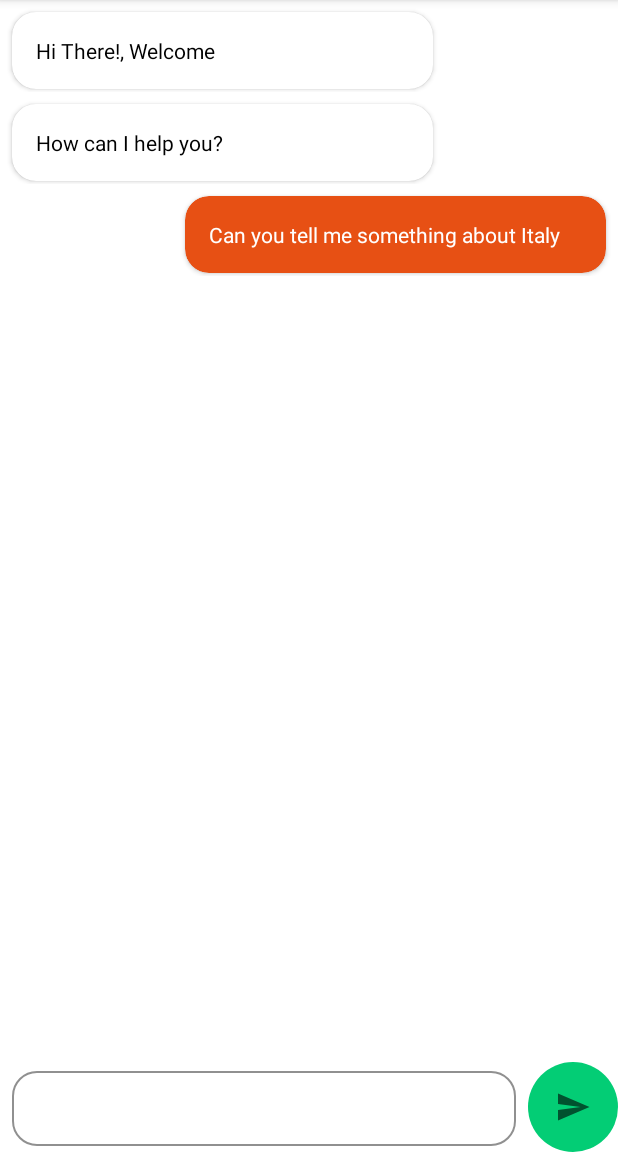
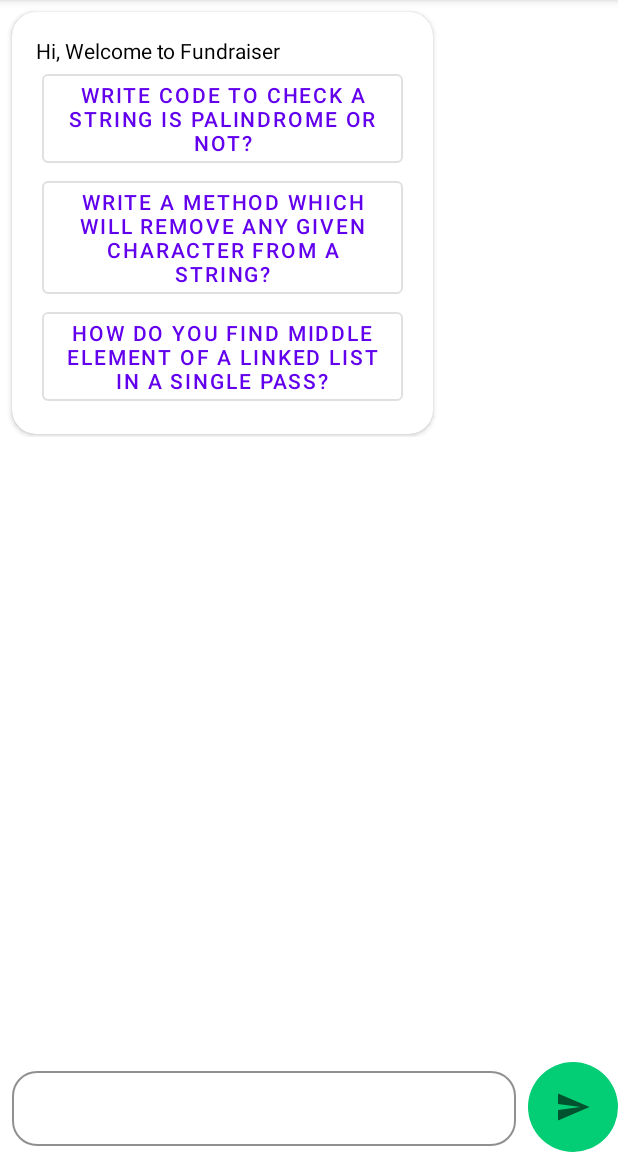
Before and after one commit to Azam-IT-Android/Chatbot, an Android app: the screen it shows after launch (MainActivity), on a phone screen of 412 x 824 dp, the part 84-1236 px from its top. Run offline under Robolectric (Android 15) with nearby library versions, the phone set to English and light mode, and no system bars.

Commit message:
added chatbot answer feature

```diff
--- /dev/null
+++ b/app/src/main/java/com/example/chatbot/AnswersAdapter.kt
@@ -0,0 +1,29 @@
+package com.example.chatbot
+
+import android.view.LayoutInflater
+import android.view.View
+import android.view.ViewGroup
+import androidx.recyclerview.widget.RecyclerView
+import kotlinx.android.synthetic.main.answer_item_layout.view.*
+
+class AnswersAdapter(val answers: Array<String>, val onAnswerClick:(String)->Unit): RecyclerView.Adapter<AnswersAdapter.AnswerItemViewHolder>() {
+
+    class AnswerItemViewHolder(itemView: View) : RecyclerView.ViewHolder(itemView)
+
+    override fun onCreateViewHolder(parent: ViewGroup, viewType: Int): AnswerItemViewHolder {
+        val inflater = LayoutInflater.from(parent.context)
+        val view = inflater.inflate(R.layout.answer_item_layout, parent, false)
+        return AnswerItemViewHolder(view)
+    }
+
+    override fun onBindViewHolder(holder: AnswerItemViewHolder, position: Int) {
+        holder.itemView.answer_option_button.text = answers[position]
+        holder.itemView.answer_option_button.setOnClickListener {
+            onAnswerClick(answers[position])
+        }
+    }
+
+    override fun getItemCount(): Int {
+        return answers.size
+    }
+}
--- /dev/null
+++ b/app/src/main/java/com/example/chatbot/ChatbotApi.kt
@@ -0,0 +1,19 @@
+package com.example.chatbot
+
+class ChatbotApi {
+
+
+    val queryMap = hashMapOf<String, String>(
+            "Write code to check a String is palindrome or not?" to "A palindrome is those String whose reverse is equal to the original. This can be done by using either StringBuffer reverse() method or by technique demonstrated in the solution here.",
+            "Write a method which will remove any given character from a String?" to "you can remove a given character from String by converting it into a character array and then using substring() method for removing them from output string.",
+            "How do you find middle element of a linked list in a single pass?" to "To answer this programming question I would say you start with a simple solution on which you traverse the LinkedList until you find the tail of linked list where it points to null to find the length of the linked list and then reiterating till middle.\n" +
+                    "\n" +
+                    "After this answer interviewer will ask you to find the middle element in single pass and there you can explain that by doing space-time trade-off you can use two pointers one incrementing one step at a time and other incrementing two-step a time, so when the first pointer reaches end of linked second pointer will point to the middle element.\n"
+
+    )
+
+    fun processOption(selectedOption: String): String {
+        return queryMap[selectedOption]?:"Sorry I don't understand your quesion"
+    }
+
+}
--- a/app/src/main/java/com/example/chatbot/ChatsAdapter.kt
+++ b/app/src/main/java/com/example/chatbot/ChatsAdapter.kt
@@ -3,20 +3,26 @@ package com.example.chatbot
 import android.view.LayoutInflater
 import android.view.View
 import android.view.ViewGroup
+import androidx.recyclerview.widget.LinearLayoutManager
 import androidx.recyclerview.widget.RecyclerView
 import kotlinx.android.synthetic.main.chatbot_chat_item.view.*
+import kotlinx.android.synthetic.main.question_item_layout.view.*
 import kotlinx.android.synthetic.main.user_chat_item.view.*
 
-class ChatsAdapter: RecyclerView.Adapter<RecyclerView.ViewHolder>() {
+class ChatsAdapter(val answerClick: (String)->Unit): RecyclerView.Adapter<RecyclerView.ViewHolder>() {
 
     class UserChatViewHolder(itemView: View) : RecyclerView.ViewHolder(itemView)
     class ChatbotChatViewHolder(itemView: View) : RecyclerView.ViewHolder(itemView)
+    class QuestionViewHolder(itemView: View): RecyclerView.ViewHolder(itemView)
 
     override fun onCreateViewHolder(parent: ViewGroup, viewType: Int): RecyclerView.ViewHolder {
         val layoutInflater = LayoutInflater.from(parent.context)
         return if(viewType == USER_TYPE){
             val view = layoutInflater.inflate(R.layout.user_chat_item, parent, false)
             UserChatViewHolder(view)
+        } else if(viewType == QUESTION_TYPE){
+            val view = layoutInflater.inflate(R.layout.question_item_layout, parent, false)
+            QuestionViewHolder(view)
         } else{
             val view = layoutInflater.inflate(R.layout.chatbot_chat_item, parent, false)
             ChatbotChatViewHolder(view)
@@ -29,6 +35,10 @@ class ChatsAdapter: RecyclerView.Adapter<RecyclerView.ViewHolder>() {
             holder.itemView.message_text.text = chatItem.text
         } else if(chatItem is ChatbotItem){
             holder.itemView.chatbot_text.text = chatItem.text
+        } else if(chatItem is QuestionItem){
+            holder.itemView.question_text.text = chatItem.question
+            holder.itemView.answers_list.adapter = AnswersAdapter(chatItem.options, answerClick)
+            holder.itemView.answers_list.layoutManager = LinearLayoutManager(holder.itemView.context)
         }
     }
 
@@ -39,12 +49,15 @@ class ChatsAdapter: RecyclerView.Adapter<RecyclerView.ViewHolder>() {
     companion object{
         const val USER_TYPE = 1
         const val CHATBOT_TYPE = 2
+        const val QUESTION_TYPE = 3
     }
 
     override fun getItemViewType(position: Int): Int {
         val chatItem = chats[position]
         if(chatItem is UserItem){
             return USER_TYPE
+        } else if(chatItem is QuestionItem){
+            return QUESTION_TYPE
         }
         return CHATBOT_TYPE
     }
--- a/app/src/main/java/com/example/chatbot/Constants.kt
+++ b/app/src/main/java/com/example/chatbot/Constants.kt
@@ -2,9 +2,16 @@ package com.example.chatbot
 
 class UserItem(val text: String)
 class ChatbotItem(val text: String)
+class QuestionItem(val question: String,
+                   val options: Array<String>)
 
 val chats = arrayListOf<Any>(
-    ChatbotItem("Hi There!, Welcome"),
-    ChatbotItem("How can I help you?"),
-    UserItem("Can you tell me something about Italy")
+        QuestionItem(
+                "Hi, Welcome to Fundraiser",
+                arrayOf(
+                        "Write code to check a String is palindrome or not?",
+                        "Write a method which will remove any given character from a String?",
+                        "How do you find middle element of a linked list in a single pass?"
+                )
+        )
 )
--- a/app/src/main/java/com/example/chatbot/MainActivity.kt
+++ b/app/src/main/java/com/example/chatbot/MainActivity.kt
@@ -11,12 +11,17 @@ import androidx.recyclerview.widget.LinearLayoutManager
 import com.example.chatbot.SmsReceiver.Companion.SMS_RECEIVED
 import kotlinx.android.synthetic.main.activity_main.*
 
-class MainActivity : AppCompatActivity() {
+class MainActivity : AppCompatActivity(){
     override fun onCreate(savedInstanceState: Bundle?) {
         super.onCreate(savedInstanceState)
         setContentView(R.layout.activity_main)
 
-        chat_list.adapter = ChatsAdapter()
+        chat_list.adapter = ChatsAdapter{
+            val chatbotApi = ChatbotApi()
+            val response = chatbotApi.processOption(it)
+            chats.add(ChatbotItem(response))
+            chat_list.adapter?.notifyDataSetChanged()
+        }
         chat_list.layoutManager = LinearLayoutManager(this)
 
         send.setOnClickListener {
@@ -27,28 +32,6 @@ class MainActivity : AppCompatActivity() {
             }
         }
 
-        if (ContextCompat.checkSelfPermission(this, RECEIVE_SMS) == PackageManager.PERMISSION_DENIED) {
-            ActivityCompat.requestPermissions(this, arrayOf(RECEIVE_SMS), 10)
-        } else{
-            registerSmsReceiver()
-        }
-
     }
 
-    override fun onRequestPermissionsResult(requestCode: Int, permissions: Array<out String>, grantResults: IntArray) {
-        super.onRequestPermissionsResult(requestCode, permissions, grantResults)
-
-        if (permissions.isNotEmpty()
-                && permissions[0] == RECEIVE_SMS
-                && grantResults[0] == PackageManager.PERMISSION_GRANTED) {
-            registerSmsReceiver()
-        }
-
-    }
-
-    fun registerSmsReceiver() {
-        val intentFilter = IntentFilter()
-        intentFilter.addAction(SMS_RECEIVED)
-        registerReceiver(SmsReceiver(), intentFilter)
-    }
 }
--- /dev/null
+++ b/app/src/main/java/com/example/chatbot/QuestionClickListener.kt
@@ -0,0 +1,6 @@
+package com.example.chatbot
+
+interface QuestionClickListener {
+
+    fun onQuestionClick(question: QuestionItem, selectedOption: String)
+}
--- /dev/null
+++ b/app/src/main/res/drawable/option_item_background.xml
@@ -0,0 +1,5 @@
+<?xml version="1.0" encoding="utf-8"?>
+<shape xmlns:android="http://schemas.android.com/apk/res/android">
+    <corners android:radius="16dp"/>
+    <stroke android:color="@color/black" android:width="0.5dp"/>
+</shape>
--- /dev/null
+++ b/app/src/main/res/layout/answer_item_layout.xml
@@ -0,0 +1,20 @@
+<?xml version="1.0" encoding="utf-8"?>
+<androidx.constraintlayout.widget.ConstraintLayout xmlns:android="http://schemas.android.com/apk/res/android"
+    xmlns:app="http://schemas.android.com/apk/res-auto"
+    xmlns:tools="http://schemas.android.com/tools"
+    android:layout_width="match_parent"
+    android:layout_height="wrap_content">
+
+    <Button
+        style="@style/Widget.MaterialComponents.Button.OutlinedButton"
+        android:id="@+id/answer_option_button"
+        android:layout_width="0dp"
+        android:layout_height="wrap_content"
+        android:layout_marginStart="4dp"
+        android:layout_marginEnd="4dp"
+        android:text="Write code to check a String is palindrome or not?"
+        android:textAllCaps="true"
+        app:layout_constraintEnd_toEndOf="parent"
+        app:layout_constraintStart_toStartOf="parent"
+        app:layout_constraintTop_toTopOf="parent" />
+</androidx.constraintlayout.widget.ConstraintLayout>
--- /dev/null
+++ b/app/src/main/res/layout/question_item_layout.xml
@@ -0,0 +1,50 @@
+<?xml version="1.0" encoding="utf-8"?>
+<androidx.constraintlayout.widget.ConstraintLayout xmlns:android="http://schemas.android.com/apk/res/android"
+    xmlns:app="http://schemas.android.com/apk/res-auto"
+    xmlns:tools="http://schemas.android.com/tools"
+    android:layout_width="match_parent"
+    android:layout_height="wrap_content"
+    android:clipChildren="false"
+    android:clipToPadding="false">
+
+    <androidx.cardview.widget.CardView
+        android:layout_width="0dp"
+        android:layout_height="wrap_content"
+        android:layout_marginStart="8dp"
+        android:layout_marginTop="8dp"
+        android:layout_marginBottom="2dp"
+        app:cardBackgroundColor="#FFFFFF"
+        app:cardCornerRadius="16dp"
+        app:layout_constraintBottom_toBottomOf="parent"
+        app:layout_constraintEnd_toStartOf="@+id/guideline2"
+        app:layout_constraintStart_toStartOf="parent"
+        app:layout_constraintTop_toTopOf="parent">
+
+        <LinearLayout
+            android:layout_width="match_parent"
+            android:layout_height="match_parent"
+            android:orientation="vertical"
+            android:padding="16dp">
+
+            <TextView
+                android:id="@+id/question_text"
+                android:layout_width="match_parent"
+                android:layout_height="wrap_content"
+                android:text="Hi There! I am your personal chatbot"
+                android:textColor="@android:color/black" />
+
+            <androidx.recyclerview.widget.RecyclerView
+                android:id="@+id/answers_list"
+                android:layout_width="match_parent"
+                android:layout_height="match_parent" />
+
+        </LinearLayout>
+    </androidx.cardview.widget.CardView>
+
+    <androidx.constraintlayout.widget.Guideline
+        android:id="@+id/guideline2"
+        android:layout_width="wrap_content"
+        android:layout_height="wrap_content"
+        android:orientation="vertical"
+        app:layout_constraintGuide_percent="0.7" />
+</androidx.constraintlayout.widget.ConstraintLayout>
```
